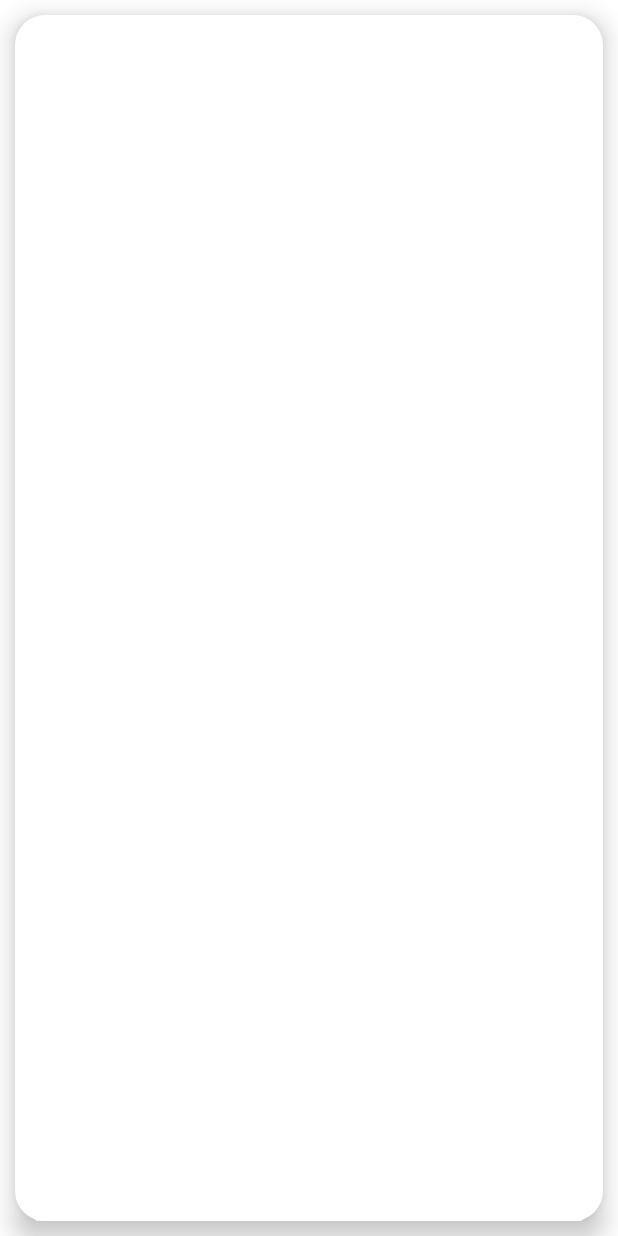
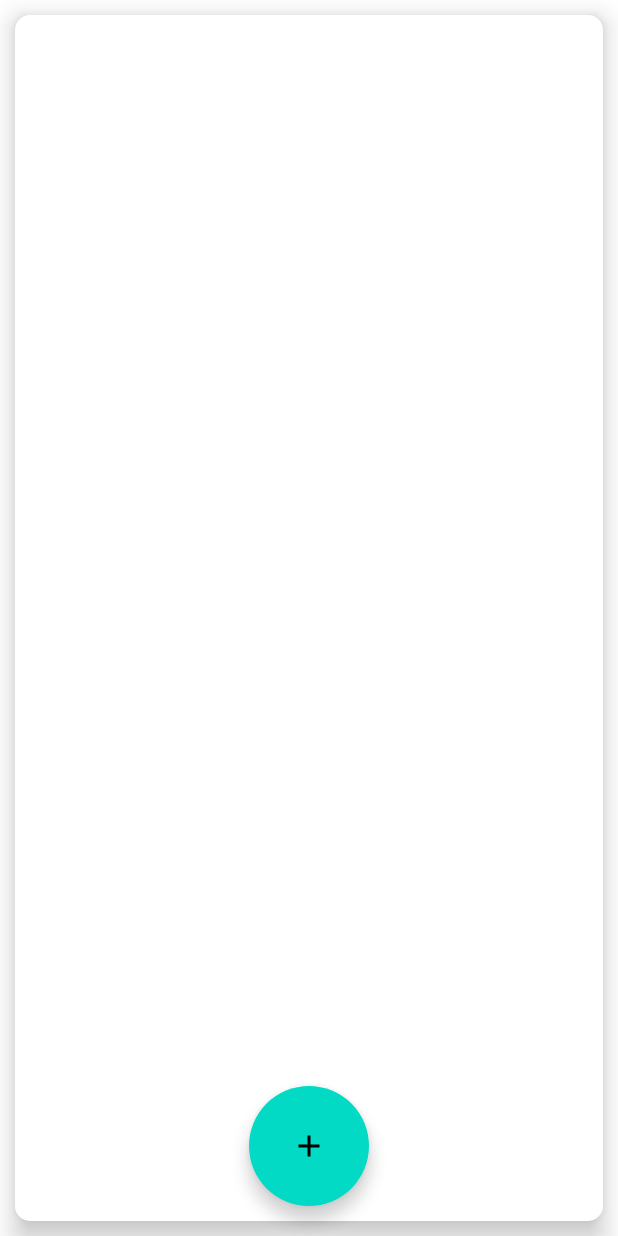
Before and after one commit to ArturHaavisto/MyClock, an Android app built with Jetpack Compose: the screen it shows after launch (MainActivity), on a phone screen of 412 x 824 dp. Run offline under Robolectric (Android 15) with nearby library versions, the phone set to English and light mode, and no system bars.

Commit message:
phase 1 complete

```diff
--- a/MyClock/app/build.gradle
+++ b/MyClock/app/build.gradle
@@ -5,12 +5,12 @@ plugins {
 
 android {
     namespace 'com.example.myclock'
-    compileSdk 32
+    compileSdk 33
 
     defaultConfig {
         applicationId "com.example.myclock"
         minSdk 21
-        targetSdk 32
+        targetSdk 33
         versionCode 1
         versionName "1.0"
 
--- a/MyClock/app/src/main/AndroidManifest.xml
+++ b/MyClock/app/src/main/AndroidManifest.xml
@@ -13,7 +13,7 @@
         android:roundIcon="@mipmap/ic_launcher_round"
         android:supportsRtl="true"
         android:theme="@style/Theme.MyClock"
-        tools:targetApi="31">
+        tools:targetApi="33">
         <activity
             android:name=".MainActivity"
             android:exported="true"
--- a/MyClock/app/src/main/java/com/example/myclock/MainActivity.kt
+++ b/MyClock/app/src/main/java/com/example/myclock/MainActivity.kt
@@ -1,23 +1,21 @@
 package com.example.myclock
 
-import android.app.NotificationChannel
-import android.app.NotificationManager
-import android.content.Intent
-import android.os.Build
 import android.os.Bundle
 import androidx.activity.ComponentActivity
 import androidx.activity.compose.setContent
-import androidx.compose.foundation.layout.Row
+import androidx.compose.foundation.layout.Arrangement
+import androidx.compose.foundation.layout.Column
 import androidx.compose.foundation.layout.fillMaxSize
 import androidx.compose.foundation.layout.padding
 import androidx.compose.foundation.shape.RoundedCornerShape
 import androidx.compose.material.*
 import androidx.compose.runtime.*
+import androidx.compose.ui.Alignment
 import androidx.compose.ui.Modifier
 import androidx.compose.ui.tooling.preview.Preview
 import androidx.compose.ui.unit.dp
-import com.example.myclock.function.MyForegroundService
 import com.example.myclock.ui.theme.MyClockTheme
+import com.example.myclock.component.*
 
 class MainActivity : ComponentActivity() {
     override fun onCreate(savedInstanceState: Bundle?) {
@@ -29,41 +27,71 @@ class MainActivity : ComponentActivity() {
         setContent {
             MyClockTheme {
                 // A surface container using the 'background' color from the theme
-                Surface(modifier = Modifier.fillMaxSize(), color = MaterialTheme.colors.background) {
-                    CardWithShape(this)
-                }
+                MyApp()
             }
         }
-    }
-    fun myService() {
-        if (Build.VERSION.SDK_INT >= Build.VERSION_CODES.O) {
-            // Create the NotificationChannel
-            val name = "testchannelname"
-            val descriptionText = "testdescriptiontext"
-            val importance = NotificationManager.IMPORTANCE_DEFAULT
-            val mChannel = NotificationChannel("testchannelid", name, importance)
-            mChannel.description = descriptionText
-            // Register the channel with the system; you can't change the importance
-            // or other notification behaviors after this
-            val notificationManager = getSystemService(NOTIFICATION_SERVICE) as NotificationManager
-            notificationManager.createNotificationChannel(mChannel)
-        }
-
-        val intent = Intent(this, MyForegroundService::class.java)
-        this.startService(intent)
     }
 }
 
 @Composable
-fun CardWithShape(packageContext : MainActivity) {
-    //val paddingModifier = Modifier.padding(10.dp)
+fun MyApp() {
+    val timers = remember { mutableStateListOf<Timer>() }
+    Surface(
+        modifier = Modifier.fillMaxSize(),
+        color = MaterialTheme.colors.background
+    ) {
+        CardWithShape(timers)
+    }
+    var showInput by remember { mutableStateOf(false) }
+    var reset by remember { mutableStateOf(false) }
+
+    Column(
+        modifier = Modifier
+            .fillMaxSize()
+            .padding(20.dp),
+        verticalArrangement = Arrangement.Bottom,
+        horizontalAlignment = Alignment.CenterHorizontally
+    ) {
+        showInput = CreateTemporary(reset)
+        if(reset) {
+            reset = false
+        }
+    }
+    Column(
+        modifier = Modifier
+            .fillMaxSize()
+            .padding(20.dp),
+        verticalArrangement = Arrangement.Center,
+        horizontalAlignment = Alignment.CenterHorizontally
+    ) {
+        var text = ""
+        if(showInput) {
+            text = OutlinedTextFieldComposable()
+        }
+        if(text > "") {
+            try {
+                val minutes: Int = text.toInt()
+                timers.add(Timer(minutes, removeTimer = {timers.remove(it)}))
+                reset = true
+            } catch (e: Exception) {
+                print(e)
+            }
+        }
+    }
+}
+
+@Composable
+fun CardWithShape(timers: MutableList<Timer>) {
     Card(
-        shape = RoundedCornerShape(20.dp),
+        shape = RoundedCornerShape(10.dp),
         elevation = 10.dp,
-        //modifier = paddingModifier
         modifier = Modifier.padding(10.dp)
     ) {
-
+        Column() {
+            timers.forEach {
+                it.timer()
+            }
+        }
     }
 }
 
@@ -71,6 +99,6 @@ fun CardWithShape(packageContext : MainActivity) {
 @Composable
 fun DefaultPreview() {
     MyClockTheme {
-        //CardWithShape()
+        //MyApp()
     }
 }
--- /dev/null
+++ b/MyClock/app/src/main/java/com/example/myclock/component/Button.kt
@@ -0,0 +1,29 @@
+package com.example.myclock.component
+
+import androidx.compose.foundation.layout.size
+import androidx.compose.material.FloatingActionButton
+import androidx.compose.material.Icon
+import androidx.compose.material.icons.Icons
+import androidx.compose.material.icons.filled.Add
+import androidx.compose.runtime.*
+import androidx.compose.ui.Modifier
+import androidx.compose.ui.unit.dp
+
+fun createPermanent() {
+
+}
+
+@Composable
+fun CreateTemporary(reset: Boolean) : Boolean {
+    var showInput by remember { mutableStateOf(false) }
+    if(reset) {
+        showInput = false
+    }
+    FloatingActionButton(
+        onClick = { showInput = !showInput },
+        modifier = Modifier.size(80.dp)
+    ) {
+        Icon(Icons.Filled.Add,"")
+    }
+    return showInput
+}
--- a/MyClock/build.gradle
+++ b/MyClock/build.gradle
@@ -4,7 +4,7 @@ buildscript {
     }
 }// Top-level build file where you can add configuration options common to all sub-projects/modules.
 plugins {
-    id 'com.android.application' version '7.3.1' apply false
-    id 'com.android.library' version '7.3.1' apply false
+    id 'com.android.application' version '7.4.2' apply false
+    id 'com.android.library' version '7.4.2' apply false
     id 'org.jetbrains.kotlin.android' version '1.6.10' apply false
 }
```
Also changed, not shown: MyClock/app/src/main/java/com/example/myclock/component/Input.kt (added, +27 -0 lines), MyClock/app/src/main/java/com/example/myclock/component/Timer.kt (added, +94 -0 lines), MyClock/app/src/main/java/com/example/myclock/function/TimeService.kt (+23 -0 lines), MyClock/gradle/wrapper/gradle-wrapper.properties, 2 other files.
